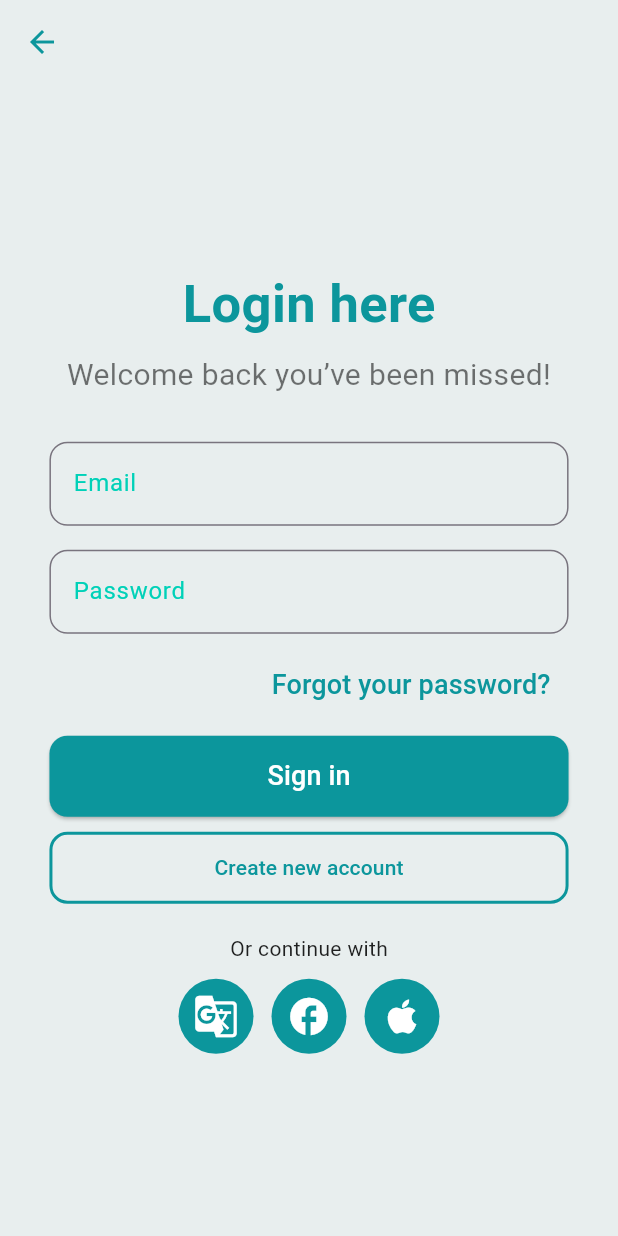
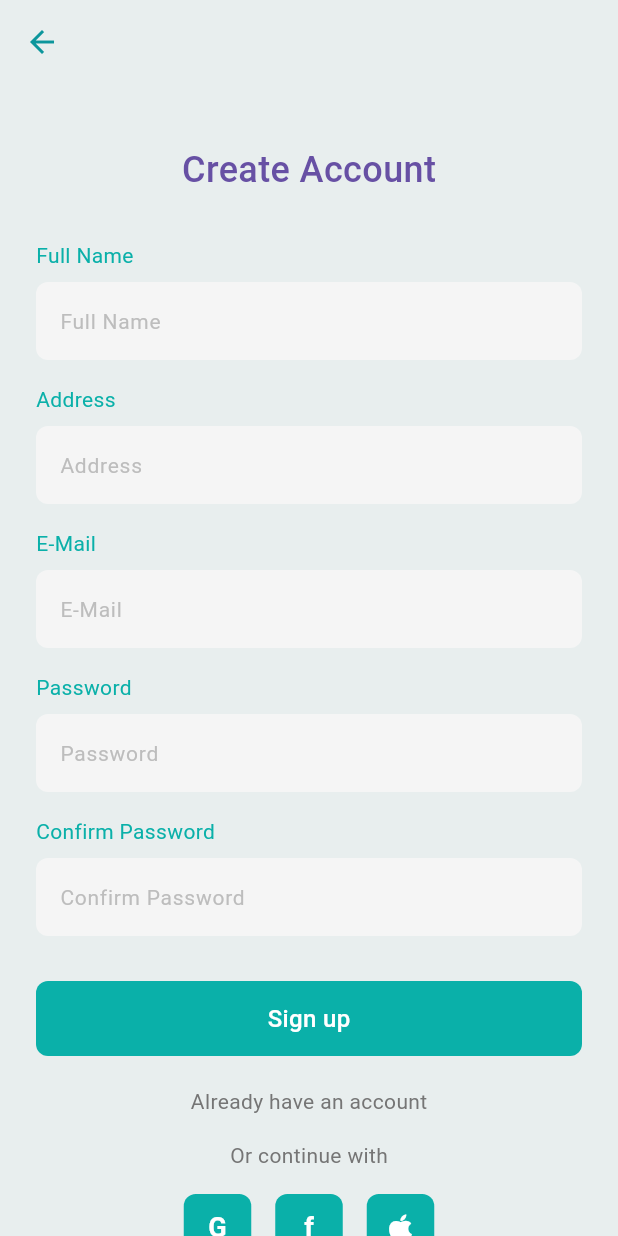
Before and after one commit to Malinda-kawshalya/Barza_mobile_app, a Flutter app: the LoginPage screen opened by its route, after a tap on "Create new account", on a phone screen of 412 x 824 dp. Run offline on Flutter 3.47's test engine with Material 3 defaults, Android fonts, the phone set to English and light mode, and no system bars.

Commit message:
navigation update

```diff
--- a/barza_app/lib/screens/get_started.dart
+++ b/barza_app/lib/screens/get_started.dart
@@ -157,8 +157,8 @@ class _GetStartedPageState extends State<GetStartedPage>
                                   style: TextStyle(
                                     fontSize: 28,
                                     color: Colors.black54,
-                                    fontFamily:'po
-                                    '
+                                    fontFamily:'poppins',
+
                                   ),
                                 ),
                                 AnimatedSwitcher(
@@ -250,6 +250,7 @@ class _GetStartedPageState extends State<GetStartedPage>
                               style: TextStyle(
                                 fontSize: 24,
                                 fontWeight: FontWeight.bold,
+                                fontFamily:'poppins',
                               ),
                             ),
                             const SizedBox(height: 20),
@@ -320,6 +321,8 @@ class _GetStartedPageState extends State<GetStartedPage>
                             elevation: 0,
                           ),
                           child: const Text('Get Started Now'),
+
+
                         ),
                       ),
                     ),
--- a/barza_app/lib/screens/login_page.dart
+++ b/barza_app/lib/screens/login_page.dart
@@ -1,5 +1,6 @@
 import 'package:flutter/material.dart';
 import 'get_started.dart';
+import 'signUp_page.dart';
 
 class LoginPage extends StatelessWidget {
   @override
@@ -102,7 +103,10 @@ class LoginPage extends StatelessWidget {
                 SizedBox(
                   width: double.infinity,
                   child: OutlinedButton(
-                    onPressed: () {},
+                    onPressed: () {
+                      Navigator.push(context,
+                MaterialPageRoute(builder: (context) => RegistrationScreen()));
+                    },
                     style: OutlinedButton.styleFrom(
                       padding: EdgeInsets.symmetric(vertical: 14),
                       shape: RoundedRectangleBorder(
--- /dev/null
+++ b/barza_app/lib/screens/signUp_page.dart
@@ -0,0 +1,217 @@
+import 'package:flutter/material.dart';
+
+import 'login_page.dart';
+
+void main() {
+  runApp(const MyApp());
+}
+
+class MyApp extends StatelessWidget {
+  const MyApp({Key? key}) : super(key: key);
+
+  @override
+  Widget build(BuildContext context) {
+    return MaterialApp(
+      debugShowCheckedModeBanner: false,
+      theme: ThemeData(
+        textTheme: GoogleFonts.poppinsTextTheme(),
+        colorScheme: ColorScheme.fromSeed(
+          seedColor: const Color(0xFF0AB0A9),
+          primary: const Color(0xFF0AB0A9),
+        ),
+      ),
+      home: const RegistrationScreen(),
+    );
+  }
+}
+
+class GoogleFonts {
+  static poppinsTextTheme() {}
+}
+
+class RegistrationScreen extends StatelessWidget {
+  const RegistrationScreen({Key? key}) : super(key: key);
+
+  @override
+  Widget build(BuildContext context) {
+    return Scaffold(
+      appBar: AppBar(
+        backgroundColor: const Color.fromARGB(255, 232, 238, 238),
+        elevation: 0,
+        leading: IconButton(
+          icon: const Icon(Icons.arrow_back, color: Color(0xFF0C969C)),
+          onPressed: () {
+            Navigator.push(
+                context, MaterialPageRoute(builder: (context) => LoginPage()));
+          },
+        ),
+      ),
+      backgroundColor: const Color.fromARGB(255, 232, 238, 238),
+      body: SafeArea(
+        child: Padding(
+          padding: const EdgeInsets.symmetric(horizontal: 24.0),
+          child: SingleChildScrollView(
+            child: Column(
+              crossAxisAlignment: CrossAxisAlignment.stretch,
+              children: [
+                const SizedBox(height: 40),
+                Center(
+                  child: Text(
+                    'Create Account',
+                    style: TextStyle(
+                      fontSize: 24,
+                      fontWeight: FontWeight.w500,
+                      color: Theme.of(context).colorScheme.primary,
+                    ),
+                  ),
+                ),
+                const SizedBox(height: 30),
+                _buildTextField('Full Name', false),
+                const SizedBox(height: 16),
+                _buildTextField('Address', false),
+                const SizedBox(height: 16),
+                _buildTextField('E-Mail', false),
+                const SizedBox(height: 16),
+                _buildTextField('Password', true),
+                const SizedBox(height: 16),
+                _buildTextField('Confirm Password', true),
+                const SizedBox(height: 30),
+                _buildSignUpButton(context),
+                const SizedBox(height: 20),
+                Center(
+                  child: GestureDetector(
+                    onTap: () {
+                      Navigator.push(
+                        context,
+                        MaterialPageRoute(builder: (context) => LoginPage()),
+                      );
+                    },
+                    child: Text(
+                      'Already have an account',
+                      style: TextStyle(
+                        fontSize: 14,
+                        color: Colors.grey[600],
+                      ),
+                    ),
+                  ),
+                ),
+                const SizedBox(height: 16),
+                Center(
+                  child: Text(
+                    'Or continue with',
+                    style: TextStyle(
+                      fontSize: 14,
+                      color: Colors.grey[600],
+                    ),
+                  ),
+                ),
+                const SizedBox(height: 16),
+                _buildSocialButtons(context),
+                const SizedBox(height: 30),
+              ],
+            ),
+          ),
+        ),
+      ),
+    );
+  }
+
+  Widget _buildTextField(String label, bool isPassword) {
+    return Column(
+      crossAxisAlignment: CrossAxisAlignment.start,
+      children: [
+        Text(
+          label,
+          style: const TextStyle(
+            fontSize: 14,
+            fontWeight: FontWeight.w400,
+            color: Color(0xFF0AB0A9),
+          ),
+        ),
+        const SizedBox(height: 8),
+        Container(
+          decoration: BoxDecoration(
+            color: Colors.grey[100],
+            borderRadius: BorderRadius.circular(8),
+          ),
+          child: TextField(
+            obscureText: isPassword,
+            decoration: InputDecoration(
+              contentPadding: const EdgeInsets.symmetric(
+                horizontal: 16,
+                vertical: 14,
+              ),
+              border: InputBorder.none,
+              hintText: label,
+              hintStyle: TextStyle(
+                color: Colors.grey[400],
+                fontSize: 14,
+              ),
+            ),
+          ),
+        ),
+      ],
+    );
+  }
+
+  Widget _buildSignUpButton(BuildContext context) {
+    return GestureDetector(
+      onTap: () {
+        // Add sign up functionality here
+      },
+      child: Container(
+        height: 50,
+        decoration: BoxDecoration(
+          color: const Color(0xFF0AB0A9),
+          borderRadius: BorderRadius.circular(8),
+        ),
+        child: const Center(
+          child: Text(
+            'Sign up',
+            style: TextStyle(
+              color: Colors.white,
+              fontSize: 16,
+              fontWeight: FontWeight.w500,
+            ),
+          ),
+        ),
+      ),
+    );
+  }
+
+  Widget _buildSocialButtons(BuildContext context) {
+    return Row(
+      mainAxisAlignment: MainAxisAlignment.center,
+      children: [
+        _buildSocialButton('G', Colors.white),
+        const SizedBox(width: 16),
+        _buildSocialButton('f', Colors.white),
+        const SizedBox(width: 16),
+        _buildSocialButton('', Colors.white, isApple: true),
+      ],
+    );
+  }
+
+  Widget _buildSocialButton(String label, Color color, {bool isApple = false}) {
+    return Container(
+      width: 45,
+      height: 45,
+      decoration: BoxDecoration(
+        color: const Color(0xFF0AB0A9),
+        borderRadius: BorderRadius.circular(8),
+      ),
+      child: Center(
+        child: isApple
+            ? const Icon(Icons.apple, color: Colors.white, size: 24)
+            : Text(
+                label,
+                style: const TextStyle(
+                  color: Colors.white,
+                  fontSize: 18,
+                  fontWeight: FontWeight.bold,
+                ),
+              ),
+      ),
+    );
+  }
+}
--- a/barza_app/pubspec.yaml
+++ b/barza_app/pubspec.yaml
@@ -30,7 +30,7 @@ environment:
 dependencies:
   flutter:
     sdk: flutter
-
+    google_fonts: ^6.1.0
   # The following adds the Cupertino Icons font to your application.
   # Use with the CupertinoIcons class for iOS style icons.
   cupertino_icons: ^1.0.8
```
